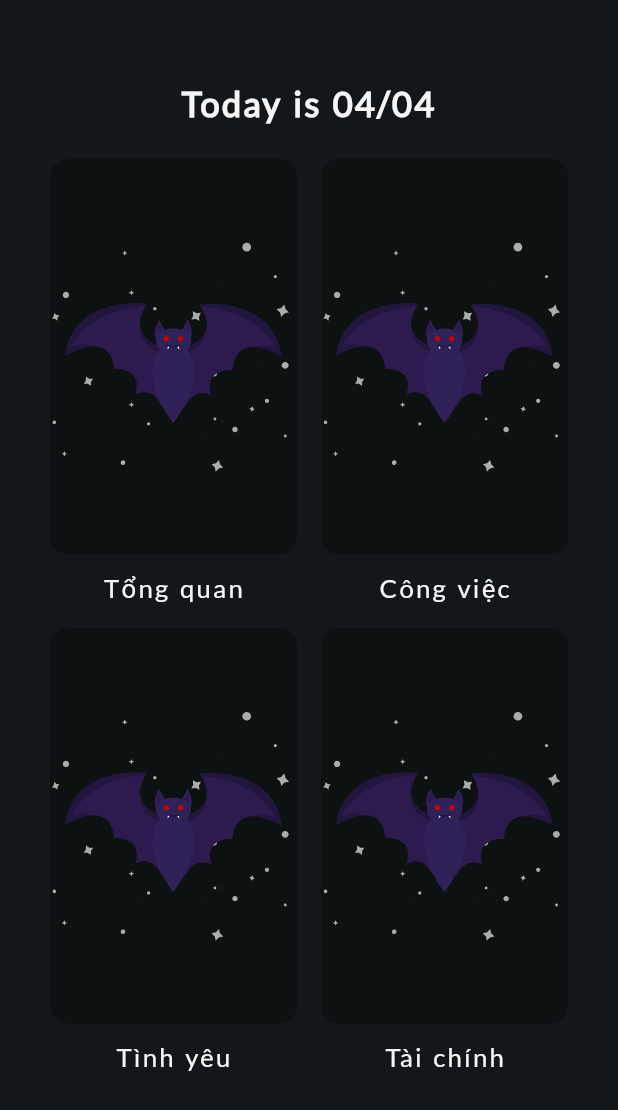
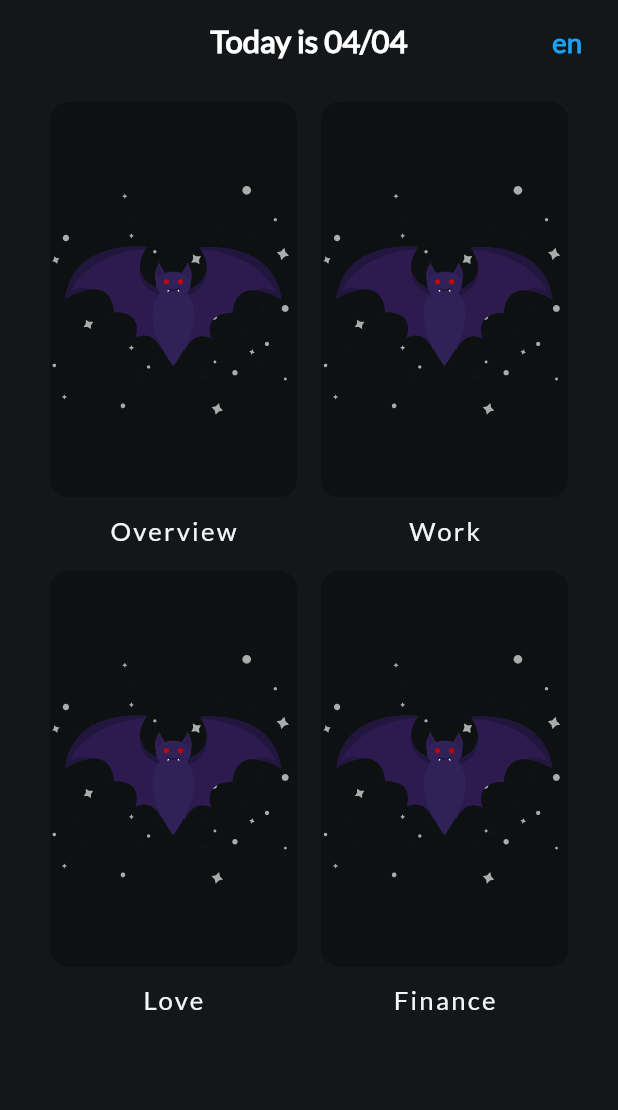
Before and after one commit to lambiengcode/flutter-tarot-card, a Flutter app: the screen it shows after launch, on a phone screen of 412 x 824 dp. Shown: the top 1110 px of the screen. Run offline on Flutter 3.47's test engine with Material 2 defaults, Android fonts, the phone set to English and light mode, and no system bars; drawn by our look-alikes of flip_card; our stand-ins replace flutter_icons, flutter_neumorphic, get, get_storage, lottie; missing offline and left inert: translator.

Commit message:
done solve cards page

```diff
--- a/lib/src/lang/en_US.dart
+++ b/lib/src/lang/en_US.dart
@@ -1,3 +1,9 @@
 const Map<String, String> en_US = {
   'helloWord': 'Hello World',
+  'today': 'Today is',
+  'overview': 'Overview',
+  'work': 'Work',
+  'love': 'Love',
+  'finance': 'Finance',
+  'solveCards': 'Solve Cards',
 };
--- a/lib/src/lang/vi_VN.dart
+++ b/lib/src/lang/vi_VN.dart
@@ -1 +1,8 @@
-const Map<String, String> vi_VN = {};
+const Map<String, String> vi_VN = {
+  'today': 'Today is',
+  'overview': 'Tổng quan',
+  'work': 'Công việc',
+  'love': 'Tình yêu',
+  'finance': 'Tài chính',
+  'solveCards': 'Giải bài',
+};
--- a/lib/src/pages/home/home_page.dart
+++ b/lib/src/pages/home/home_page.dart
@@ -1,13 +1,14 @@
 import 'package:flip_card/flip_card.dart';
 import 'package:flutter/material.dart';
 import 'package:flutter_getx_template/data/tarot_json.dart';
+import 'package:flutter_getx_template/src/public/constant.dart';
 import 'package:flutter_getx_template/src/public/styles.dart';
+import 'package:flutter_getx_template/src/routes/app_pages.dart';
 import 'package:flutter_icons/flutter_icons.dart';
 import 'package:flutter_neumorphic/flutter_neumorphic.dart';
 import 'package:intl/intl.dart';
 import 'package:lottie/lottie.dart';
-import '../../public/constant.dart';
-import '../../public/styles.dart';
+import 'package:get/get.dart';
 
 class HomePage extends StatefulWidget {
   @override
@@ -35,6 +36,50 @@ class _HomePageState extends State<HomePage> {
   @override
   Widget build(BuildContext context) {
     return Scaffold(
+      appBar: AppBar(
+        backgroundColor: colorBlack,
+        elevation: .0,
+        centerTitle: true,
+        title: Text(
+          'today'.trArgs() + ' ' + format.format(DateTime.now()),
+          style: TextStyle(
+            color: mCL,
+            fontFamily: 'Lato',
+            fontSize: width / 20.0,
+            fontWeight: FontWeight.w600,
+          ),
+        ),
+        actions: [
+          GestureDetector(
+            onTap: () {
+              if (Get.locale == Locale('vi', 'VN')) {
+                Get.updateLocale(Locale('en', 'US'));
+              } else {
+                Get.updateLocale(Locale('vi', 'VN'));
+              }
+            },
+            child: Container(
+              padding: EdgeInsets.symmetric(horizontal: 16.0, vertical: 2.0),
+              margin: EdgeInsets.symmetric(vertical: 1.0),
+              decoration: BoxDecoration(
+                color: Colors.transparent,
+                borderRadius: BorderRadius.circular(8.0),
+              ),
+              alignment: Alignment.center,
+              child: Text(
+                Get.locale == Locale('vi', 'VN') ? 'vi' : 'en',
+                style: TextStyle(
+                  color: colorPrimary,
+                  fontFamily: 'Lato',
+                  fontSize: width / 22.5,
+                  fontWeight: FontWeight.w600,
+                ),
+              ),
+            ),
+          ),
+          SizedBox(width: 8.0),
+        ],
+      ),
       body: Container(
         color: colorBlack,
         height: height,
@@ -42,51 +87,39 @@ class _HomePageState extends State<HomePage> {
         child: Column(
           crossAxisAlignment: CrossAxisAlignment.center,
           children: [
-            SizedBox(height: height / 15.0),
-            Text(
-              'Today is ${format.format(DateTime.now())}',
-              style: TextStyle(
-                fontSize: width / 18.0,
-                fontWeight: FontWeight.w600,
-                fontFamily: 'Lato',
-                letterSpacing: 1.5,
-                wordSpacing: 1.5,
-                color: mC,
-              ),
-              textAlign: TextAlign.center,
-            ),
-            SizedBox(height: 24.0),
+            SizedBox(height: 12.0),
             Container(
               child: Column(
                 children: [
                   Row(
                     mainAxisAlignment: MainAxisAlignment.center,
                     children: [
-                      _buildTarotCard(cardKey1, 0, 'Tổng quan'),
+                      _buildTarotCard(cardKey1, 0, 'overview'.trArgs()),
                       SizedBox(width: 16.0),
-                      _buildTarotCard(cardKey2, 1, 'Công việc'),
+                      _buildTarotCard(cardKey2, 1, 'work'.trArgs()),
                     ],
                   ),
                   SizedBox(height: 16.0),
                   Row(
                     mainAxisAlignment: MainAxisAlignment.center,
                     children: [
-                      _buildTarotCard(cardKey3, 2, 'Tình yêu'),
+                      _buildTarotCard(cardKey3, 2, 'love'.trArgs()),
                       SizedBox(width: 16.0),
-                      _buildTarotCard(cardKey4, 3, 'Tài chính'),
+                      _buildTarotCard(cardKey4, 3, 'finance'.trArgs()),
                     ],
                   ),
                   SizedBox(height: 30.0),
                   flips.contains(false)
                       ? Container()
                       : NeumorphicButton(
-                          onPressed: () => null,
+                          onPressed: () => Get.toNamed(Routes.DETAILS,
+                              arguments: unLockCard.sublist(0, 4)),
                           margin: EdgeInsets.symmetric(horizontal: 48.0),
                           child: Row(
                             mainAxisAlignment: MainAxisAlignment.center,
                             children: [
                               Text(
-                                'Giải bài',
+                                'solveCards'.trArgs(),
                                 style: TextStyle(
                                   color: colorPrimary,
                                   fontFamily: 'Lato',
--- a/lib/src/routes/app_routes.dart
+++ b/lib/src/routes/app_routes.dart
@@ -3,4 +3,5 @@ part of 'app_pages.dart';
 abstract class Routes {
   static const ROOT = '/root';
   static const HOME = '/home';
+  static const DETAILS = '/details';
 }
--- a/pubspec.yaml
+++ b/pubspec.yaml
@@ -35,6 +35,7 @@ dependencies:
   intl:
   flutter_neumorphic: ^3.0.4+1
   flutter_icons:
+  translator: ^0.1.5
 
 dev_dependencies:
   flutter_test:
```
Also changed, not shown: lib/src/pages/home/details_page.dart (added, +204 -0 lines), lib/src/routes/app_pages.dart (+8 -0 lines), pubspec.lock.
